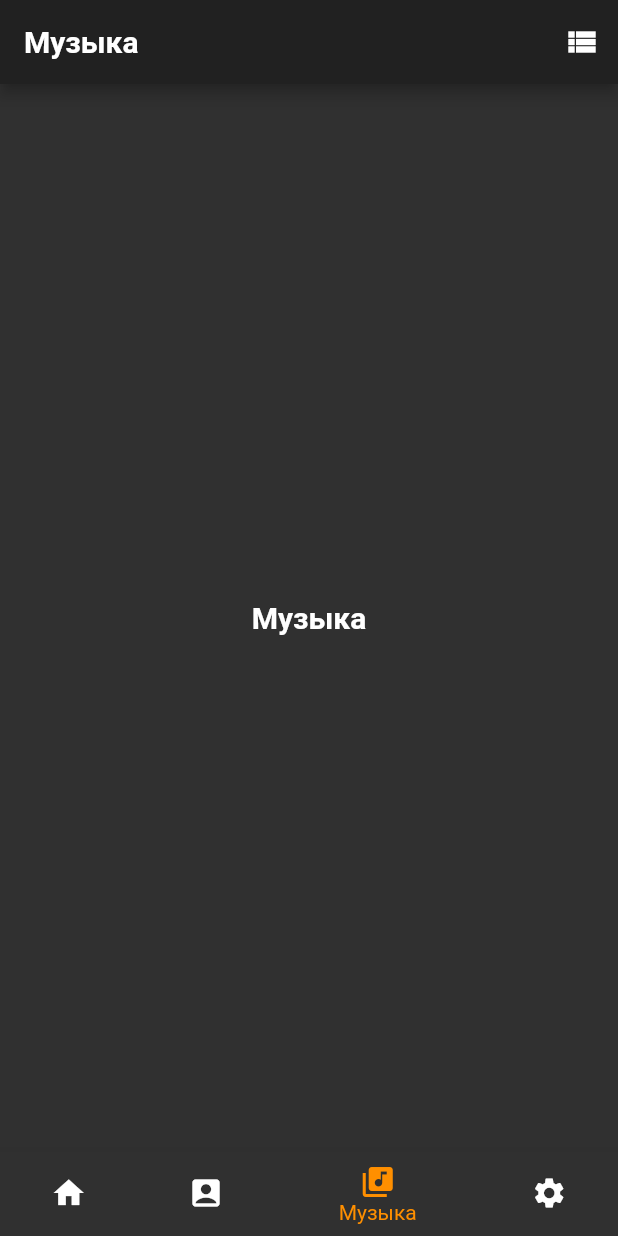
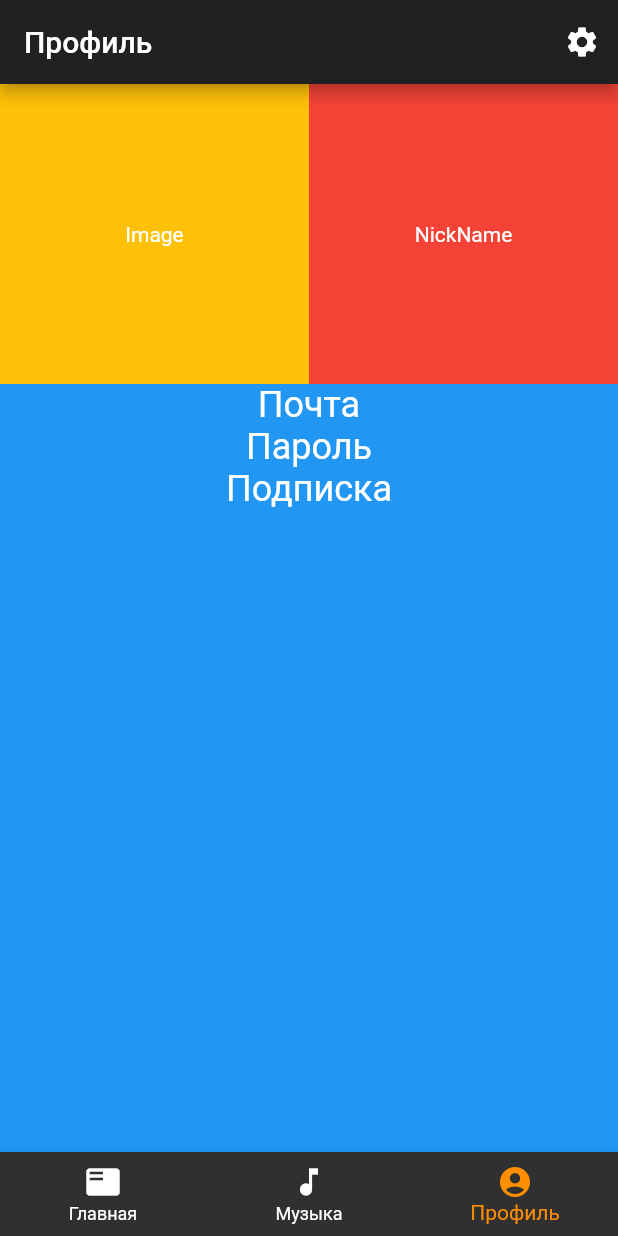
Before and after one commit to IzhevskDigital/izhevsk.chat, a Flutter app: the screen it shows after launch, item 3 of the bottom bar chosen, on a phone screen of 412 x 824 dp. Run offline on Flutter 3.47's test engine with Material 2 defaults, Android fonts, the phone set to English and light mode, and no system bars.

Commit message:
добавлены классы NewsPage, MusicPage, ProfilePage в каждом классе добавлены контейнеры, в которых будут располагаться элементы: текст, картинки, музыка и т.д.

```diff
--- a/mobile/app/lib/main.dart
+++ b/mobile/app/lib/main.dart
@@ -12,6 +12,8 @@ class MyApp extends StatelessWidget {
     return MaterialApp(
       theme: ThemeData(
         primarySwatch: Colors.orange,
+        secondaryHeaderColor: Colors.orange,
+        //primaryColor: Colors.orange,
         brightness: Brightness.dark,
         visualDensity: VisualDensity.adaptivePlatformDensity,
       ),
@@ -31,32 +33,100 @@ class MyStatefulWidget extends StatefulWidget {
 //Состояние виджета
 class _MyStatefulWidgetState extends State<MyStatefulWidget> {
   int _selectedIndex = 0;
-  //Контент виджета
-  static const TextStyle optionStyle =
-      TextStyle(fontSize: 20, fontWeight: FontWeight.bold);
-  static const List<Widget> _widgetOptions = <Widget>[
-    Text(
-      'Главная',
-      style: optionStyle,
+  //Список виджетов, которые будут отображаться на экране
+  static List<Widget> _widgetOptions = <Widget>[
+    NewsPage(),
+    MusicPage(),
+    ProfilePage(),
+  ];
+
+  @override
+  Widget build(BuildContext context) {
+    return Scaffold(
+      //контент
+      body: Center(
+        child: _widgetOptions.elementAt(_selectedIndex),
       ),
-    Text(
-      'Профиль',
-      style: optionStyle,
+      //нижние кнопки
+      bottomNavigationBar: BottomNavigationBar(
+        items: const <BottomNavigationBarItem>[
+          BottomNavigationBarItem(
+            icon: Icon(Icons.featured_play_list),
+            title: Text('Главная'),
           ),
-    Text(
-      'Музыка',
-      style: optionStyle,
+          BottomNavigationBarItem(
+            icon: Icon(Icons.music_note),
+            title: Text('Музыка'),
           ),
-    Text(
-      'Настройки',
-      style: optionStyle,
+          BottomNavigationBarItem(
+            icon: Icon(Icons.account_circle),
+            title: Text('Профиль'),
           ),
-  ];
+        ],
+        currentIndex: _selectedIndex,
+        selectedItemColor: Colors.amber[800],
+        unselectedItemColor: Colors.white,
+        onTap: _onItemTapped,
+      ),
+    );
+  }
 
   void _onItemTapped(int index) {
     setState(() {
       _selectedIndex = index;
     });
+  }
+}
+
+class NewsPage extends StatelessWidget {
+  @override
+  Widget build(BuildContext context) {
+    return Scaffold(
+      appBar: AppBar(
+        title: const Text('Новости'),
+        actions: <Widget>[
+          IconButton(
+            icon: const Icon(Icons.view_list),
+            tooltip: 'Жанры музыки',
+            onPressed: () => openStylePage(context),
+          ),
+        ],
+      ),
+      body: Center(
+        child: Column(children: <Widget>[
+          Row(
+            children: <Widget>[
+              Expanded(
+                flex: 1,
+                child: Container(
+                  height: 200,
+                  color: Colors.amber,
+                  child: const Center(
+                    child: Text('Image'),
+                  ),
+                ),
+              ),
+              Expanded(
+                  flex: 1,
+                  child: Container(
+                    height: 200,
+                    color: Colors.green,
+                    child: const Center(child: Text('Story')),
+                  )),
+            ],
+          ),
+          Expanded(
+            flex: 1,
+            child: Container(
+              color: Colors.blue,
+              child: const Center(
+                child: Text('Music'),
+              ),
+            ),
+          ),
+        ]),
+      ),
+    );
   }
 
   void openStylePage(BuildContext context) {
@@ -76,49 +146,156 @@ class _MyStatefulWidgetState extends State<MyStatefulWidget> {
       },
     ));
   }
+}
 
+class MusicPage extends StatelessWidget {
   @override
   Widget build(BuildContext context) {
     return Scaffold(
       appBar: AppBar(
-        title: _widgetOptions.elementAt(_selectedIndex),
+        title: const Text('Музыка'),
         actions: <Widget>[
           IconButton(
-            icon: const Icon(Icons.view_list),
-            tooltip: 'Жанры музыки',
-            onPressed: () {
-              openStylePage(context);
+            icon: const Icon(Icons.playlist_add),
+            tooltip: 'Добавить плейлист',
+            onPressed: () => openPlaylistAdd(context),
+          ),
+        ],
+      ),
+      body: Column(
+        children: <Widget>[
+          Expanded(
+            child: Container(
+              child: Center(child: Text('Add Playlist')),
+            ),
+            flex: 1,
+          ),
+          Expanded(
+            child: Container(
+              color: Colors.grey,
+              child: const Center(
+                child: Text('Playlists'),
+              ),
+            ),
+            flex: 2,
+          ),
+          Expanded(
+            child: Container(
+              color: Colors.red,
+              child: const Center(
+                child: Text('Music'),
+              ),
+            ),
+            flex: 3,
+          ),
+        ],
+      ),
+    );
+  }
+
+  void openPlaylistAdd(BuildContext context) {
+    Navigator.push(context, MaterialPageRoute(
+      builder: (BuildContext context) {
+        return Scaffold(
+          appBar: AppBar(
+            title: const Text('Новый плейлист'),
+          ),
+          body: const Center(
+            child: Text(
+              'Новый плейлист',
+              style: TextStyle(fontSize: 24),
+            ),
+          ),
+        );
       },
-          )
+    ));
+  }
+}
+
+class ProfilePage extends StatelessWidget {
+  @override
+  Widget build(BuildContext context) {
+    return Scaffold(
+      appBar: AppBar(
+        title: const Text('Профиль'),
+        actions: <Widget>[
+          IconButton(
+            icon: const Icon(Icons.settings),
+            tooltip: 'Настройки',
+            onPressed: () => openSettingsPage(context),
+          ),
         ],
       ),
       body: Center(
-        child: _widgetOptions.elementAt(_selectedIndex),
+        child: Column(
+          children: <Widget>[
+            Row(
+              children: <Widget>[
+                Expanded(
+                  flex: 1,
+                  child: Container(
+                    height: 200,
+                    color: Colors.amber,
+                    child: const Center(
+                      child: Text('Image'),
                     ),
-      bottomNavigationBar: BottomNavigationBar(
-        items: const <BottomNavigationBarItem>[
-          BottomNavigationBarItem(
-            icon: Icon(Icons.home),
-            title: Text('Главная'),
                   ),
-          BottomNavigationBarItem(
-            icon: Icon(Icons.account_box),
-            title: Text('Профиль'),
                 ),
-          BottomNavigationBarItem(
-            icon: Icon(Icons.library_music),
-            title: Text('Музыка'),
+                Expanded(
+                  flex: 1,
+                  child: Container(
+                    height: 200,
+                    color: Colors.red,
+                    child: const Center(
+                      child: Text('NickName'),
                     ),
-          BottomNavigationBarItem(
-            icon: Icon(Icons.settings),
-            title: Text('Настройки'),
+                  ),
                 ),
               ],
-        currentIndex: _selectedIndex,
-        selectedItemColor: Colors.amber[800],
-        unselectedItemColor: Colors.white,
-        onTap: _onItemTapped,
+            ),
+            Expanded(
+              child: Container(
+                color: Colors.blue,
+                child: Center(
+                    child: Column(
+                  children: <Widget>[
+                    Text(
+                      'Почта',
+                      style: TextStyle(fontSize: 24),
+                    ),
+                    Text(
+                      'Пароль',
+                      style: TextStyle(fontSize: 24),
+                    ),
+                    Text(
+                      'Подписка',
+                      style: TextStyle(fontSize: 24),
+                    ),
+                  ],
+                )),
+              ),
+            ),
+          ],
+        ),
       ),
     );
   }
+
+  void openSettingsPage(BuildContext context) {
+    Navigator.push(context, MaterialPageRoute(
+      builder: (BuildContext context) {
+        return Scaffold(
+          appBar: AppBar(
+            title: const Text('Настройки'),
+          ),
+          body: const Center(
+            child: Text(
+              'Настройки',
+              style: TextStyle(fontSize: 24),
+            ),
+          ),
+        );
+      },
+    ));
   }
+}
```
Lines whose indentation alone changed are shown as unchanged.
